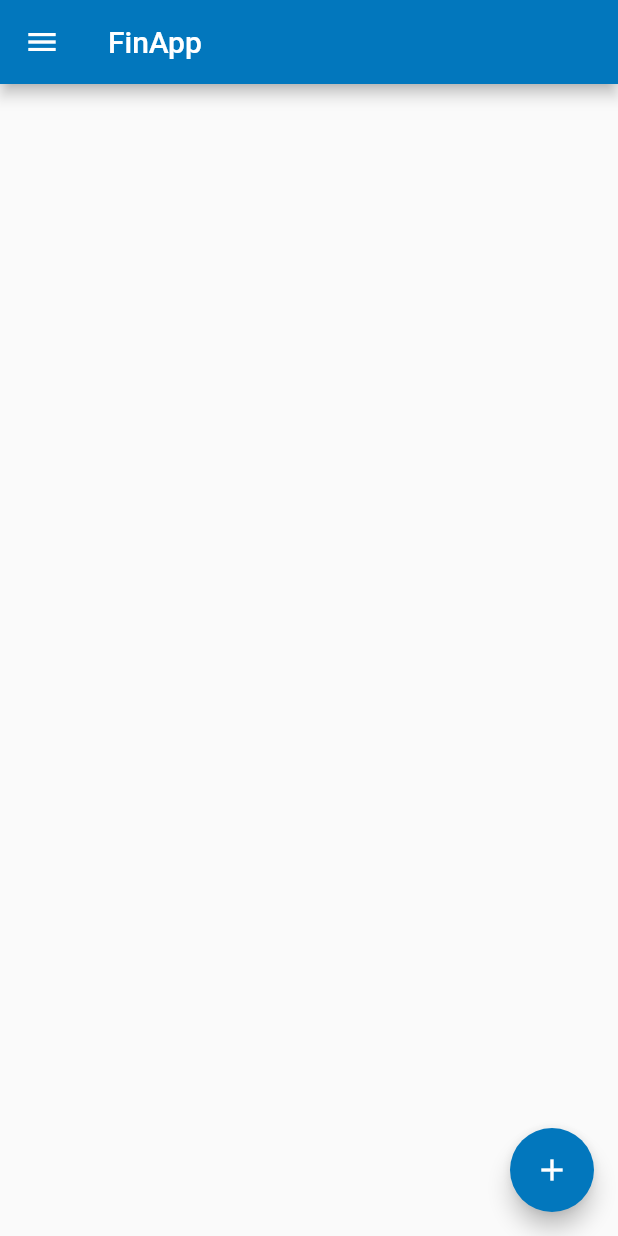
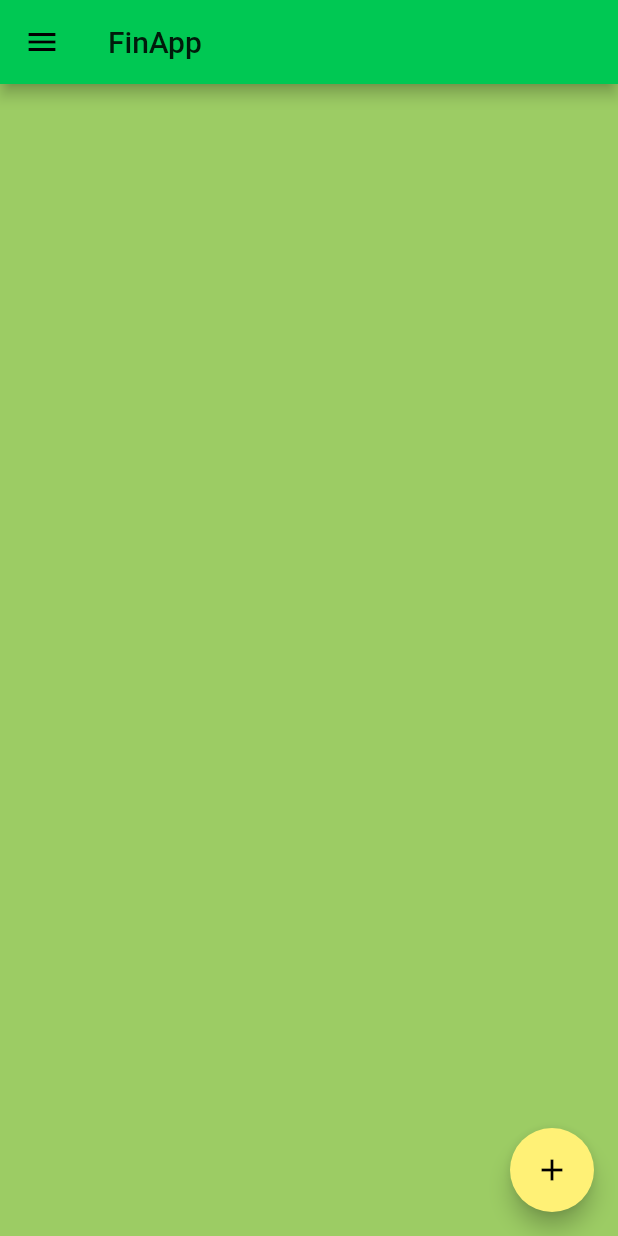
Before and after one commit to CARDONALUIS/AppFinanzasPersonales, a Flutter app: the screen it shows after launch, on a phone screen of 412 x 824 dp. Run offline on Flutter 3.47's test engine with Material 2 defaults, Android fonts, the phone set to English and light mode, and no system bars; Roboto replaces fonts that are missing (Georgia).

Commit message:
Modulos y colores
Módulos y colores

```diff
--- /dev/null
+++ b/appfinanzaspersonales/lib/RegistroUsuario.dart
@@ -0,0 +1 @@
+import 'package:flutter/material.dart';
--- a/appfinanzaspersonales/lib/main.dart
+++ b/appfinanzaspersonales/lib/main.dart
@@ -1,4 +1,9 @@
 import 'package:flutter/material.dart';
+import 'Configuracion.dart';
+import 'Gastos.dart';
+import 'RegistroUsuario.dart';
+import 'Presupuesto.dart';
+import 'RegistroIngrYEgre.dart';
 
 void main() {
   runApp(MyApp());
@@ -10,10 +15,10 @@ class MyApp extends StatelessWidget {
     return MaterialApp(
       title: 'Flutter Demo',
       theme: ThemeData(
+        canvasColor: Color.fromRGBO(156, 204, 100, 1),
         brightness: Brightness.light,
-        primaryColor: Colors.lightBlue[800],
-        accentColor: Colors.lightBlue[800],
-        //primaryColor: Color.fromRGBO(43, 147, 72, 0),
+        primaryColor: Color.fromRGBO(0, 200, 83, 1),
+        accentColor: Color.fromRGBO(255, 241, 118, 1),
         fontFamily: 'Georgia',
         textTheme: TextTheme(
           headline1: TextStyle(fontSize: 72.0, fontWeight: FontWeight.bold),
@@ -108,13 +113,15 @@ class _MyHomePageState extends State<MyHomePage> {
           padding: EdgeInsets.zero,
           children: <Widget>[
             DrawerHeader(
-              child: Text('Menu'),
+              child: Text('Listado'),
               decoration: BoxDecoration(
-                color: Colors.green[800],
+                color: Color.fromRGBO(255, 255, 168, 1),
               ),
             ),
-            ListTile(
-              title: Text('Ingresos y egresos'),
+            Ink(
+                color: Color.fromRGBO(0, 200, 83, 1),
+                child: ListTile(
+                  title: Text('°Ingresos y egresos'),
                   onTap: () {
                     Navigator.pop(context);
                     Navigator.push(
@@ -123,9 +130,11 @@ class _MyHomePageState extends State<MyHomePage> {
                           builder: (context) => RegIngYEgrePantalla()),
                     );
                   },
-            ),
-            ListTile(
-              title: Text('Presupuesto'),
+                )),
+            Ink(
+                color: Color.fromRGBO(0, 200, 83, 1),
+                child: ListTile(
+                  title: Text('°Presupuesto'),
                   onTap: () {
                     Navigator.pop(context);
                     Navigator.push(
@@ -134,9 +143,11 @@ class _MyHomePageState extends State<MyHomePage> {
                           builder: (context) => PresupuestosPantalla()),
                     );
                   },
-            ),
-            ListTile(
-              title: Text('Gastos'),
+                )),
+            Ink(
+                color: Color.fromRGBO(0, 200, 83, 1),
+                child: ListTile(
+                  title: Text('°Gastos'),
                   onTap: () {
                     Navigator.pop(context);
                     Navigator.push(
@@ -144,9 +155,11 @@ class _MyHomePageState extends State<MyHomePage> {
                       MaterialPageRoute(builder: (context) => GastosPantalla()),
                     );
                   },
-            ),
-            ListTile(
-              title: Text('Configuracion del perfil'),
+                )),
+            Ink(
+                color: Color.fromRGBO(0, 200, 83, 1),
+                child: ListTile(
+                  title: Text('°Configuracion del perfil'),
                   onTap: () {
                     Navigator.pop(context);
                     Navigator.push(
@@ -155,9 +168,9 @@ class _MyHomePageState extends State<MyHomePage> {
                           builder: (context) => ConfiPerfilPantalla()),
                     );
                   },
-            ),
+                )),
             ListTile(
-              title: Text('Login'),
+              title: Text('°Login'),
               onTap: () {
                 Navigator.pop(context);
                 Navigator.push(
@@ -174,82 +187,6 @@ class _MyHomePageState extends State<MyHomePage> {
         tooltip: 'Increment',
         child: Icon(Icons.add),
       ), // This trailing comma makes auto-formatting nicer for build methods.
-    );
-  }
-}
-
-class RegIngYEgrePantalla extends StatelessWidget {
-  @override
-  Widget build(BuildContext context) {
-    return Scaffold(
-      appBar: AppBar(
-        title: Text("Registro de Ingresos y Egresos"),
-      ),
-      body: Center(
-        child: ElevatedButton(
-          onPressed: () {
-            Navigator.pop(context);
-          },
-          child: Text('Regresar!'),
-        ),
-      ),
-    );
-  }
-}
-
-class PresupuestosPantalla extends StatelessWidget {
-  @override
-  Widget build(BuildContext context) {
-    return Scaffold(
-      appBar: AppBar(
-        title: Text("Presupuestos"),
-      ),
-      body: Center(
-        child: ElevatedButton(
-          onPressed: () {
-            Navigator.pop(context);
-          },
-          child: Text('Regresar!'),
-        ),
-      ),
-    );
-  }
-}
-
-class GastosPantalla extends StatelessWidget {
-  @override
-  Widget build(BuildContext context) {
-    return Scaffold(
-      appBar: AppBar(
-        title: Text("Gastos"),
-      ),
-      body: Center(
-        child: ElevatedButton(
-          onPressed: () {
-            Navigator.pop(context);
-          },
-          child: Text('Regresar!'),
-        ),
-      ),
-    );
-  }
-}
-
-class ConfiPerfilPantalla extends StatelessWidget {
-  @override
-  Widget build(BuildContext context) {
-    return Scaffold(
-      appBar: AppBar(
-        title: Text("Configuracion del perfil"),
-      ),
-      body: Center(
-        child: ElevatedButton(
-          onPressed: () {
-            Navigator.pop(context);
-          },
-          child: Text('Regresar!'),
-        ),
-      ),
     );
   }
 }
```
Also changed, not shown: appfinanzaspersonales/lib/Configuracion.dart (added, +20 -0 lines), appfinanzaspersonales/lib/Gastos.dart (added, +20 -0 lines), appfinanzaspersonales/lib/Presupuesto.dart (added, +20 -0 lines), appfinanzaspersonales/lib/RegistroIngrYEgre.dart (added, +20 -0 lines). Lines whose indentation alone changed are shown as unchanged.
